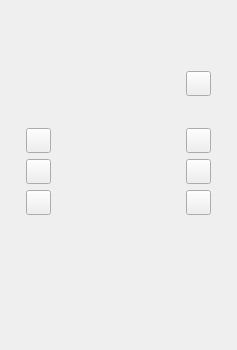
Above: plugins/robots/interpreters/trikKitInterpreter/src/trikDisplayWidget.ui from qreal/qreal before the change. Below: the same form after it.
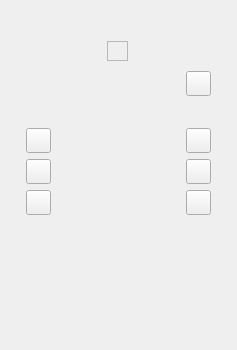
That is the form after the change. Icons and pictures are not drawn. Custom widgets are drawn as their Qt base class.

```diff
--- a/plugins/robots/interpreters/trikKitInterpreter/src/trikDisplayWidget.ui
+++ b/plugins/robots/interpreters/trikKitInterpreter/src/trikDisplayWidget.ui
@@ -141,6 +141,25 @@
        <verstretch>5</verstretch>
       </sizepolicy>
      </property>
+     <widget class="QFrame" name="led">
+      <property name="geometry">
+       <rect>
+        <x>50</x>
+        <y>30</y>
+        <width>21</width>
+        <height>20</height>
+       </rect>
+      </property>
+      <property name="styleSheet">
+       <string notr="true"/>
+      </property>
+      <property name="frameShape">
+       <enum>QFrame::StyledPanel</enum>
+      </property>
+      <property name="frameShadow">
+       <enum>QFrame::Raised</enum>
+      </property>
+     </widget>
     </widget>
    </item>
    <item row="4" column="1">
```
Left out of the diff: 4 changed lines with no effect on the pictures.
